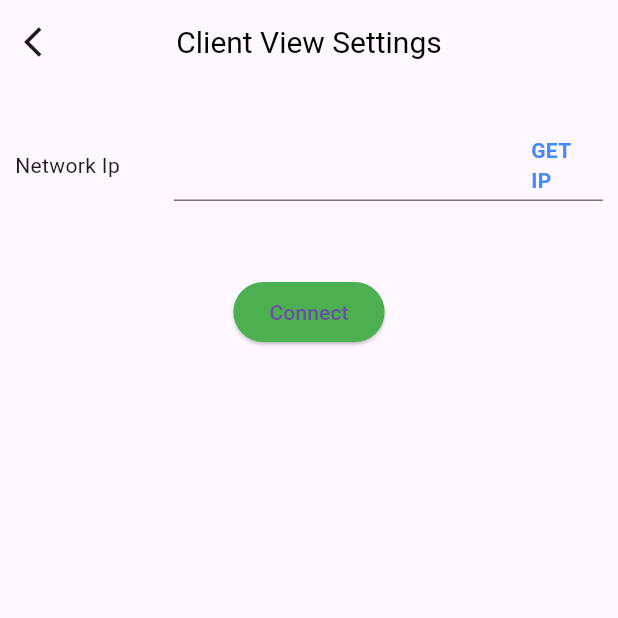
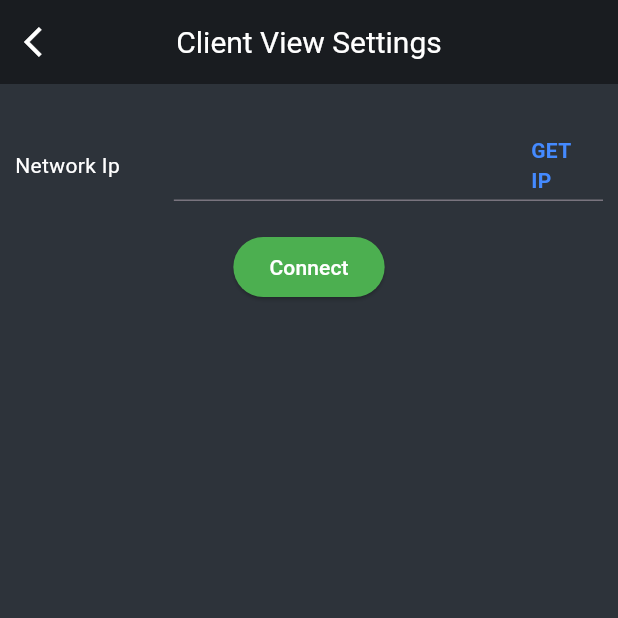
Before and after one commit to mohsonmughal/clientview_app, a Flutter app: the ClientViewSetting screen opened directly, on a phone screen of 412 x 824 dp, the top half of it. Run offline on Flutter 3.47's test engine with Material 3 defaults, Android fonts, the phone set to English and light mode, and no system bars; our stand-ins replace flutter_screenutil, fluttertoast, get, shared_preferences, video_player; missing offline and left inert: network_info_plus, syncfusion_flutter_signaturepad; accounts and stored records are empty.

Commit message:
ui update

```diff
--- a/analysis_options.yaml
+++ b/analysis_options.yaml
@@ -7,6 +7,9 @@
 
 # The following line activates a set of recommended lints for Flutter apps,
 # packages, and plugins designed to encourage good coding practices.
+analyzer:
+  errors:
+    use_build_context_synchronously: ignore
 include: package:flutter_lints/flutter.yaml
 
 linter:
--- /dev/null
+++ b/devtools_options.yaml
@@ -0,0 +1,3 @@
+description: This file stores settings for Dart & Flutter DevTools.
+documentation: https://docs.flutter.dev/tools/devtools/extensions#configure-extension-enablement-states
+extensions:
--- a/lib/screen/client_view_setting/client_view_setting.dart
+++ b/lib/screen/client_view_setting/client_view_setting.dart
@@ -1,5 +1,5 @@
-
 import 'package:client_view_app/helpers/responsive.dart';
+import 'package:client_view_app/screen/client_view_screen.dart';
 import 'package:flutter/material.dart';
 import 'package:flutter_screenutil/flutter_screenutil.dart';
 import 'package:network_info_plus/network_info_plus.dart';
@@ -46,17 +46,23 @@ class _ClientViewSettingState extends State<ClientViewSetting> {
   Widget build(BuildContext context) {
     return SafeArea(
       child: Scaffold(
+        backgroundColor: const Color(0xff2D333A),
         appBar: AppBar(
+          backgroundColor: Colors.black45, // Set the AppBar background color
           centerTitle: true,
-          title: Text(
+          title: const Text(
             'Client View Settings',
-            style: TextStyle(color: Colors.black, fontSize: 20.0),
+            style: TextStyle(color: Colors.white, fontSize: 20.0),
           ),
           leading: InkWell(
               onTap: () {
                 Navigator.of(context).pop();
               },
-              child: Center(child: Icon(Icons.arrow_back_ios))),
+              child: const Center(
+                  child: Icon(
+                Icons.arrow_back_ios,
+                color: Colors.white,
+              ))),
         ),
         body: Padding(
           padding: const EdgeInsets.all(10.0),
@@ -83,11 +89,12 @@ class _ClientViewSettingState extends State<ClientViewSetting> {
                   ),
 
                   // Text(_responseFromNativeCode),
-                  const SizedBox(
-                    height: 30,
-                  ),
+                  // const SizedBox(
+                  //   height: 30,
+                  // ),
                   Consumer<ClientController>(
-                    builder: (context, prov, child) => ElevatedButton(
+                    builder: (BuildContext context, prov, child) =>
+                        ElevatedButton(
                       style: ButtonStyle(
                         backgroundColor:
                             MaterialStateProperty.resolveWith((states) {
@@ -103,8 +110,10 @@ class _ClientViewSettingState extends State<ClientViewSetting> {
                           if (prov.client == null ||
                               (prov.client != null &&
                                   !prov.client!.isConnected)) {
-                            var value =  await Provider.of<ClientController>(context,listen: false).connect(
-                                networkIPController.text);
+                            var value = await Provider.of<ClientController>(
+                                    context,
+                                    listen: false)
+                                .connect(networkIPController.text);
                             if (!value) {
                               ScaffoldMessenger.of(context)
                                   .showSnackBar(SnackBar(
@@ -119,11 +128,17 @@ class _ClientViewSettingState extends State<ClientViewSetting> {
                           setInfoInSharedPref();
                           setState(() {});
                         }
+                        Navigator.pushReplacement(
+                            context,
+                            MaterialPageRoute(
+                              builder: (context) => const ClientViewScreen(),
+                            ));
                       },
                       child: Text(
                         prov.client != null && prov.client!.isConnected
                             ? 'Disconnect'
                             : 'Connect',
+                        style: const TextStyle(color: Colors.white),
                       ),
                     ),
                   ),
@@ -144,12 +159,16 @@ class _ClientViewSettingState extends State<ClientViewSetting> {
     return Row(
       mainAxisAlignment: MainAxisAlignment.spaceBetween,
       children: [
-        Text(title),
+        Text(
+          title,
+          style: const TextStyle(color: Colors.white),
+        ),
         SizedBox(
             width: Responsive.isMobile(context)
                 ? 250.w
                 : MediaQuery.of(context).size.width * 0.8,
             child: TextFormField(
+              style: const TextStyle(color: Colors.white),
               controller: controller,
               validator: (value) {
                 if (value == null || (value != null && value.trim().isEmpty)) {
@@ -200,7 +219,7 @@ class _ClientViewSettingState extends State<ClientViewSetting> {
                       )
                     : null,
                 hintText: hint,
-                contentPadding: EdgeInsets.symmetric(horizontal: 10.0),
+                contentPadding: const EdgeInsets.symmetric(horizontal: 10.0),
               ),
             ))
       ],
```
Also changed, not shown: lib/main.dart (+6 -4 lines), lib/screen/client_view_screen.dart (+59 -43 lines), lib/screen/userkey/userkey.dart (added, +115 -0 lines), pubspec.lock. Lines whose indentation alone changed are shown as unchanged.
